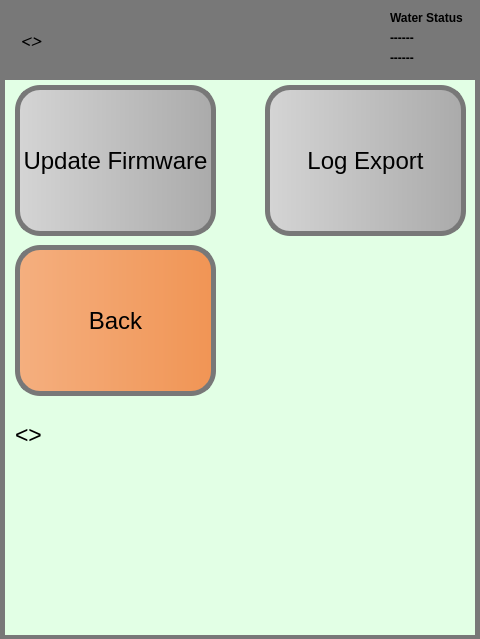
The window that Software/code/form.ui (Ulnooweg/GroBot) describes before a commit, drawn with Qt 5.
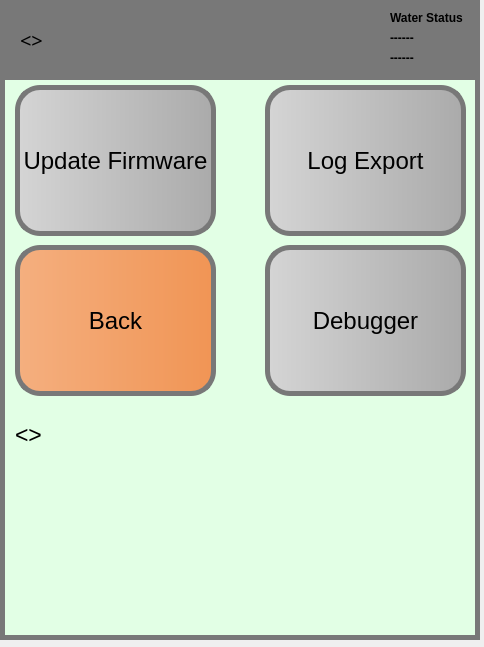
The same window after the commit. The open tabs and pages were chosen to show the change.

Commit message: Added the "Grand Debugger" Button

What changed in the file:
```diff
--- a/Software/code/form.ui
+++ b/Software/code/form.ui
@@ -6,8 +6,8 @@
    <rect>
     <x>0</x>
     <y>0</y>
-    <width>480</width>
-    <height>639</height>
+    <width>484</width>
+    <height>647</height>
    </rect>
   </property>
   <property name="font">
@@ -604,6 +604,33 @@
       <string>&lt;&lt;System Version&gt;&gt;</string>
      </property>
     </widget>
+    <widget class="QPushButton" name="grand_debugger_btn">
+     <property name="geometry">
+      <rect>
+       <x>260</x>
+       <y>170</y>
+       <width>201</width>
+       <height>151</height>
+      </rect>
+     </property>
+     <property name="font">
+      <font>
+       <family>Segoe UI</family>
+       <pointsize>18</pointsize>
+       <bold>false</bold>
+      </font>
+     </property>
+     <property name="styleSheet">
+      <string notr="true">QPushButton{
+	background-color: qlineargradient(x1:-1, y1:0, x2:2, y2:0, stop:0 white, stop:1 gray);
+	border-radius: 25px;
+	border: 5px solid rgb(120, 120, 120);
+}</string>
+     </property>
+     <property name="text">
+      <string>Debugger</string>
+     </property>
+    </widget>
    </widget>
    <widget class="QWidget" name="editsettings_page">
     <widget class="QPushButton" name="irrigation_page_btn">
@@ -2145,7 +2172,7 @@
     </property>
     <property name="font">
      <font>
-      <family>Comic Sans MS</family>
+      <family>Myriad Pro</family>
       <pointsize>15</pointsize>
      </font>
     </property>
```
Left out of the diff: 24 changed lines with no effect on the pictures. The commit also changes 2 other files.
